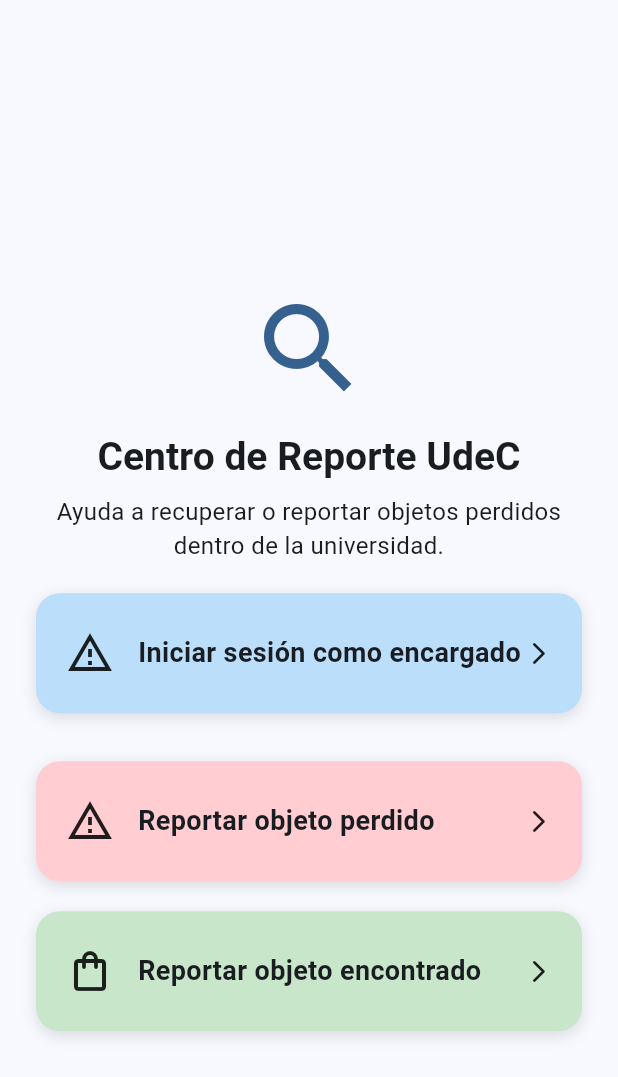
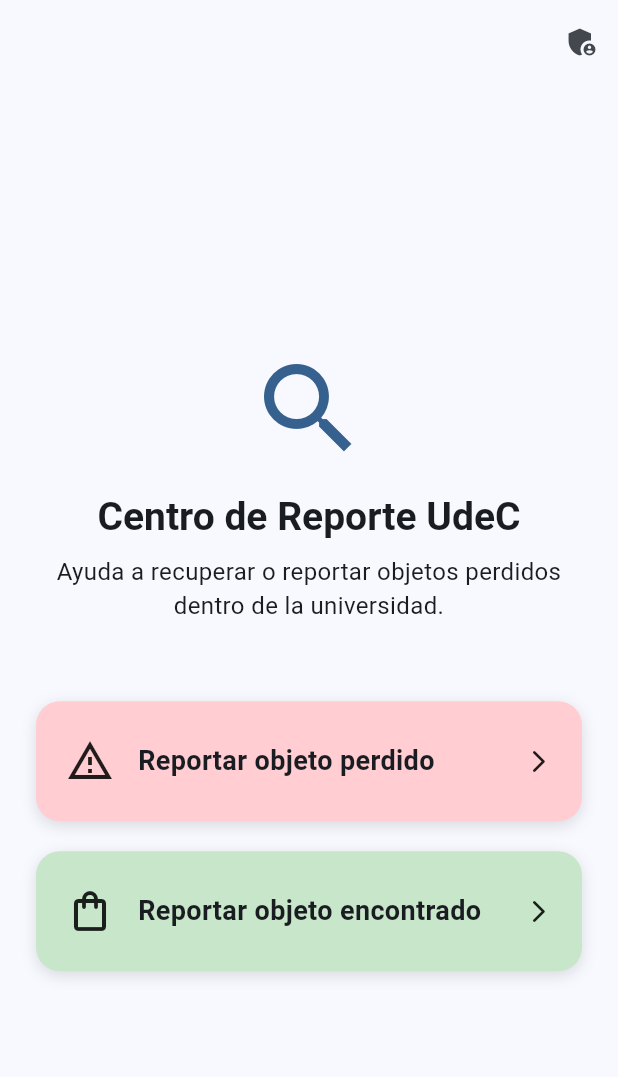
Before and after one commit to Diego-Mtus/Equipo05-IdS, a Flutter app: the screen it shows after launch, on a phone screen of 412 x 824 dp. Shown: the top 1077 px of the screen. Run offline on Flutter 3.47's test engine with Material 3 defaults, Android fonts, the light colour scheme and no system bars; our stand-ins replace flutter_map, hive, hive_flutter, image_picker, latlong2, shared_preferences; accounts and stored records are empty.

Commit message:
Se cambió ubicación de inicio de sesión de encargado

```diff
--- a/lib/main.dart
+++ b/lib/main.dart
@@ -57,6 +57,18 @@
       appBar: AppBar(
         title: const Text(''),
         centerTitle: true,
+        actions: [
+          IconButton(
+            tooltip: 'Iniciar sesión',
+            icon: const Icon(Icons.admin_panel_settings),
+            onPressed: () {
+              Navigator.push(
+                context,
+                MaterialPageRoute(builder: (_) => const EncargadoLoginScreen()),
+              );
+            },
+          ),
+        ],
       ),
       body: Padding(
         padding: const EdgeInsets.all(24.0),
@@ -80,18 +92,7 @@
                   textAlign: TextAlign.center,
                 ),
                 const SizedBox(height: 20),
-                // Boton temporal a falta de la seccion de inicio como encargado
-                _MenuCard(
-                  icon: Icons.report_problem_outlined,
-                  title: 'Iniciar sesión como encargado',
-                  color: Colors.blue.shade100,
-                  onTap: () {
-                    Navigator.push(
-                      context,
-                      MaterialPageRoute(builder: (_) => const EncargadoLoginScreen()),
-                    );
-                  },
-                ),
+
 
                 const SizedBox(height: 32),
 
```
